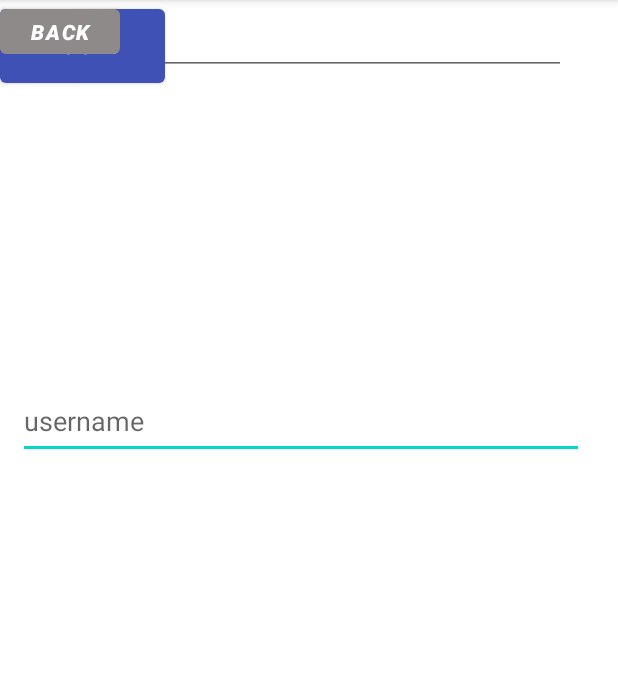
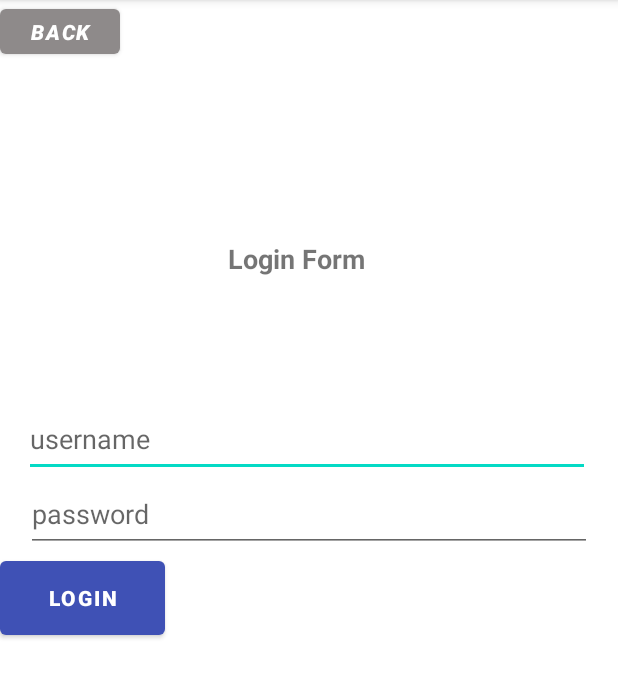
Before and after one commit to McGill-ECSE321-Fall2020/project-group-07, an Android app: the screen it shows after launch (MainActivity), on a phone screen of 412 x 824 dp, the part 84-782 px from its top. Run offline under Robolectric (Android 15) with nearby library versions, the phone set to English and light mode, and no system bars; our stand-ins replace RxJava.

Commit message:
fixed constraints in xml

```diff
--- a/OnlineGallery-Android/app/src/main/java/ca/mcgill/ecse321/onlinegallery/MainActivity.java
+++ b/OnlineGallery-Android/app/src/main/java/ca/mcgill/ecse321/onlinegallery/MainActivity.java
@@ -8,6 +8,7 @@ import android.view.View;
 import android.view.WindowManager;
 import android.widget.Button;
 import android.widget.TextView;
+import android.widget.EditText;
 
 import ca.mcgill.ecse321.onlinegallery.dto.CustomerDto;
 import io.reactivex.Observable;
@@ -26,8 +27,8 @@ public class MainActivity extends AppCompatActivity {
     public static final String TAG="MainActivity";
     public static final String BACKEND="https://onlinegallery-backend-g7.herokuapp.com";
     public Button loginButton;
-    public TextView usernameInput;
-    public TextView passwordInput;
+    public EditText usernameInput;
+    public EditText passwordInput;
 
     Retrofit retrofit = new Retrofit.Builder()
         .baseUrl(BACKEND)
--- a/OnlineGallery-Android/app/src/main/res/layout/activity_main.xml
+++ b/OnlineGallery-Android/app/src/main/res/layout/activity_main.xml
@@ -10,20 +10,23 @@
         android:id="@+id/loginTitle"
         android:layout_width="108dp"
         android:layout_height="33dp"
+        android:layout_marginStart="152dp"
+        android:layout_marginLeft="152dp"
+        android:layout_marginTop="160dp"
         android:lineSpacingExtra="24sp"
         android:text="Login Form"
         android:textSize="18sp"
         android:textStyle="bold"
-        tools:layout_editor_absoluteX="152dp"
-        tools:layout_editor_absoluteY="140dp" />
+        app:layout_constraintStart_toStartOf="parent"
+        app:layout_constraintTop_toTopOf="parent" />
 
     <EditText
         android:id="@+id/usernameInput"
         android:layout_width="377dp"
         android:layout_height="50dp"
-        android:layout_marginStart="12dp"
-        android:layout_marginLeft="12dp"
-        android:layout_marginTop="256dp"
+        android:layout_marginStart="16dp"
+        android:layout_marginLeft="16dp"
+        android:layout_marginTop="268dp"
         android:ems="10"
         android:hint="username"
         android:inputType="textPersonName"
@@ -37,8 +40,9 @@
         android:ems="10"
         android:hint="password"
         android:inputType="textPassword"
-        tools:layout_editor_absoluteX="18dp"
-        tools:layout_editor_absoluteY="349dp" />
+        app:layout_constraintEnd_toEndOf="parent"
+        app:layout_constraintStart_toStartOf="parent"
+        app:layout_constraintTop_toBottomOf="@+id/usernameInput" />
 
     <Button
         android:id="@+id/loginButton"
@@ -47,8 +51,8 @@
         android:text="LOGIN"
         android:textStyle="bold"
         app:backgroundTint="#3F51B5"
-        tools:layout_editor_absoluteX="150dp"
-        tools:layout_editor_absoluteY="596dp" />
+        app:layout_constraintStart_toStartOf="parent"
+        app:layout_constraintTop_toBottomOf="@+id/passwordInput" />
 
     <Button
         android:id="@+id/backButton"
```
